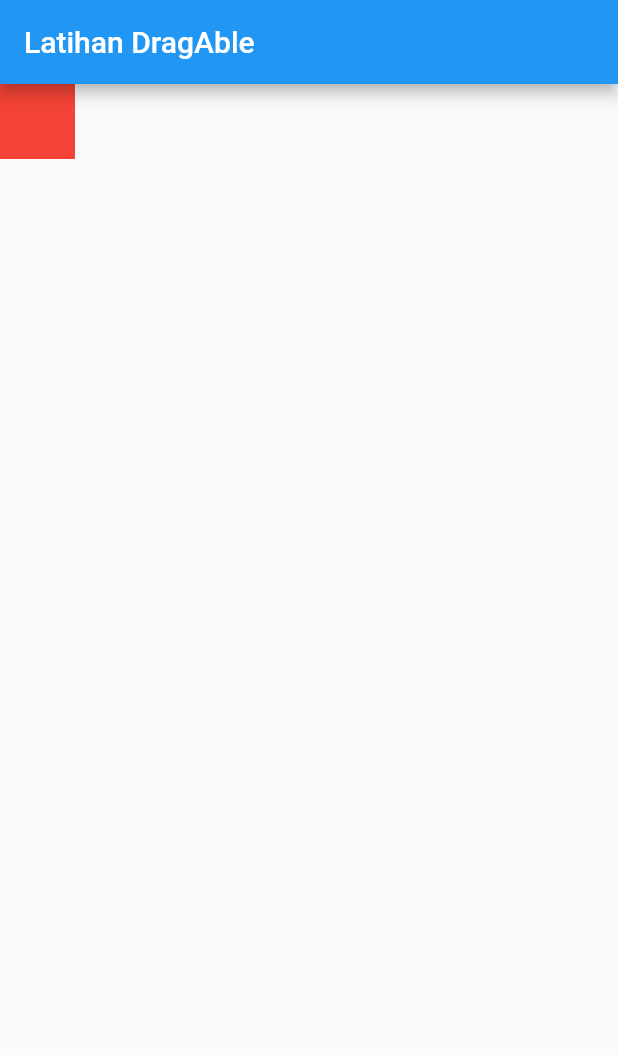
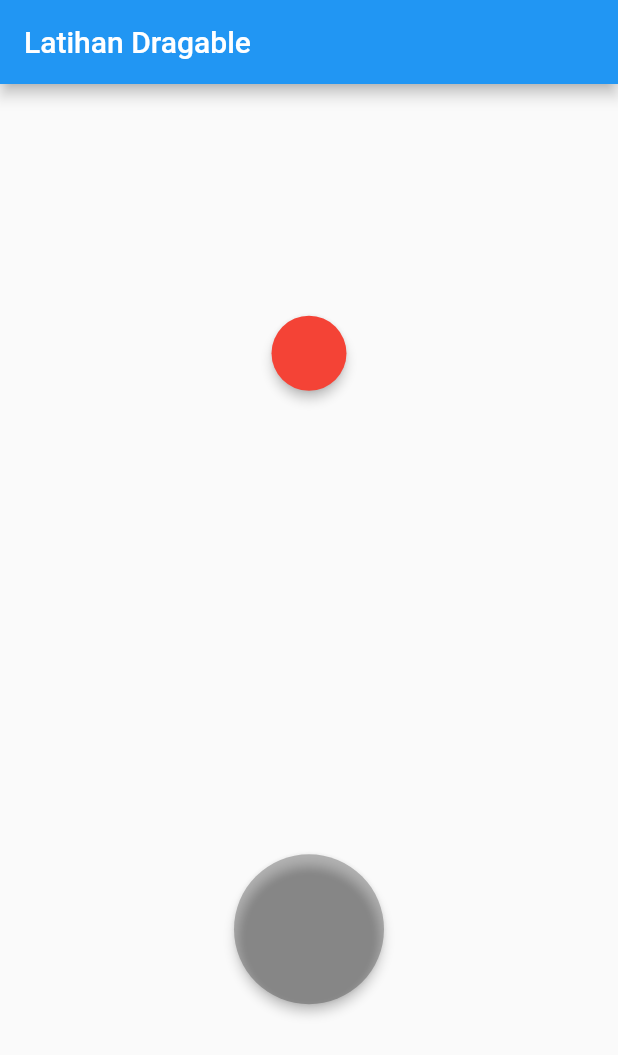
Before and after one commit to Rillwz/latihan_dragable, a Flutter app: the screen it shows after launch, on a phone screen of 412 x 824 dp. Shown: the top 1055 px of the screen. Run offline on Flutter 3.47's test engine with Material 2 defaults, Android fonts, the phone set to English and light mode, and no system bars.

Commit message:
latihan dragable

```diff
--- a/lib/main.dart
+++ b/lib/main.dart
@@ -12,21 +12,81 @@ class MyApp extends StatefulWidget {
 }
 
 class _MyAppState extends State<MyApp> {
+  Color color1 = Colors.red;
+  Color color2 = Colors.amber;
+  late Color targetColor;
+  bool isAccepted = false;
+
   @override
   Widget build(BuildContext context) {
     return MaterialApp(
       home: Scaffold(
-        appBar: AppBar(title: Text('Latihan DragAble')),
+        appBar: AppBar(title: Text('Latihan Dragable')),
         body: Column(
+          mainAxisAlignment: MainAxisAlignment.spaceAround,
           children: [
             Row(
+              mainAxisAlignment: MainAxisAlignment.spaceAround,
               children: [
-                SizedBox(
-                  width: 50,
-                  height: 50,
-                  child: Material(color: Colors.red),
+                Draggable<Color>(
+                  data: color1,
+                  child: SizedBox(
+                    width: 50,
+                    height: 50,
+                    child: Material(
+                      color: color1,
+                      shape: StadiumBorder(),
+                      elevation: 3,
+                    ),
+                  ),
+                  childWhenDragging: SizedBox(
+                    width: 50,
+                    height: 50,
+                    child: Material(
+                      color: Colors.grey,
+                      shape: StadiumBorder(),
+                      elevation: 0,
+                    ),
+                  ),
+                  feedback: SizedBox(
+                    width: 50,
+                    height: 50,
+                    child: Material(
+                      color: color1.withOpacity(0.7),
+                      shape: StadiumBorder(),
+                      elevation: 3,
+                    ),
+                  ),
                 ),
               ],
+            ),
+            DragTarget<Color>(
+              onWillAccept: (value) => true,
+              onAccept: (value) {
+                isAccepted = true;
+                targetColor = value;
+              },
+              builder: (context, candidates, rejected) {
+                return (isAccepted)
+                    ? SizedBox(
+                        width: 100,
+                        height: 100,
+                        child: Material(
+                          color: targetColor,
+                          shape: StadiumBorder(),
+                          elevation: 3,
+                        ),
+                      )
+                    : SizedBox(
+                        width: 100,
+                        height: 100,
+                        child: Material(
+                          color: Colors.black26,
+                          shape: StadiumBorder(),
+                          elevation: 3,
+                        ),
+                      );
+              },
             )
           ],
         ),
```
